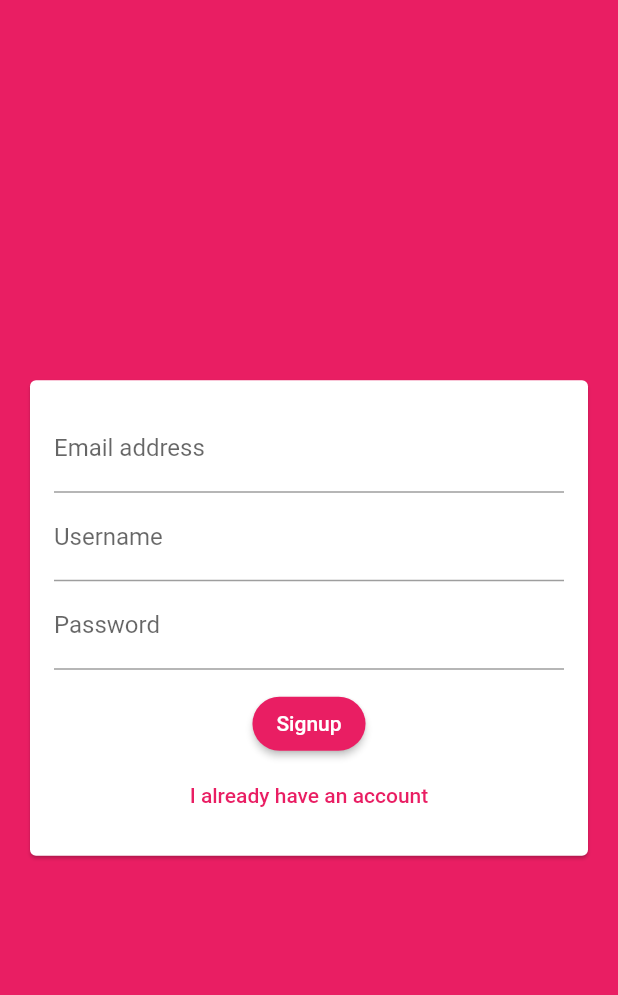
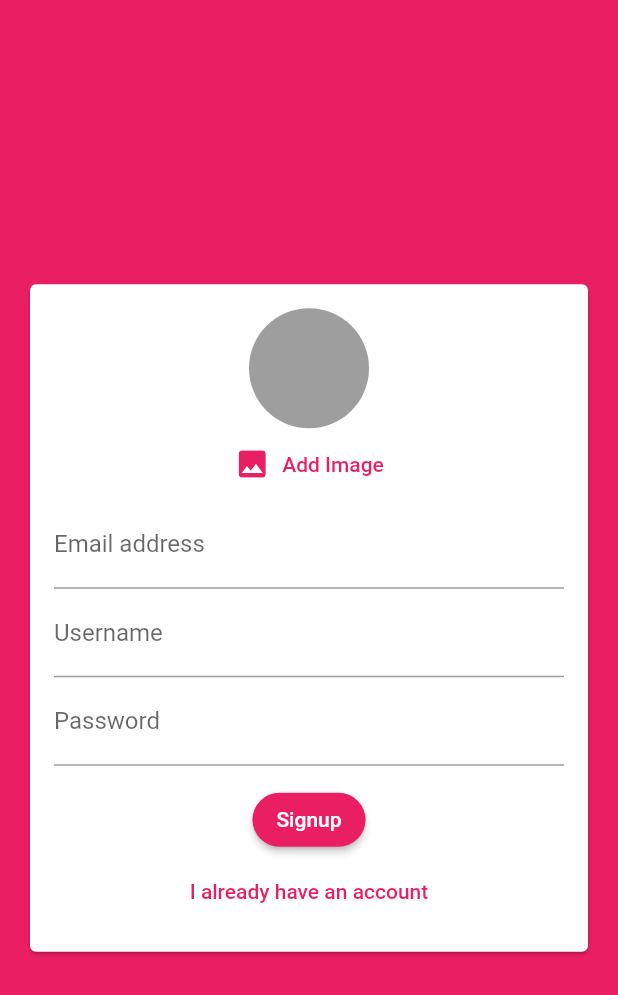
Before and after one commit to gopigoppu/learn_flutter, a Flutter app: the screen it shows after launch, on a phone screen of 412 x 824 dp. Shown: the top 995 px of the screen. Run offline on Flutter 3.47's test engine with Material 2 defaults, Android fonts, the light colour scheme and no system bars; our stand-ins replace cloud_firestore, firebase_auth, firebase_core, geolocator, google_maps_flutter, image_picker and 2 more; accounts and stored records are empty.

Commit message:
signup userimage picker add

```diff
--- a/lib/chat/widgets/auth/auth_form.dart
+++ b/lib/chat/widgets/auth/auth_form.dart
@@ -1,4 +1,6 @@
 import 'package:flutter/material.dart';
+import 'package:image_picker/image_picker.dart';
+import 'package:learn_udemy/chat/widgets/pickers/user_image_picker.dart';
 
 class AuthForm extends StatefulWidget {
   final void Function(
@@ -54,6 +56,7 @@ class _AuthFormState extends State<AuthForm> {
               child: Column(
                 mainAxisSize: MainAxisSize.min,
                 children: [
+                  if (!_isLogin) UserImagePicker(),
                   TextFormField(
                     key: ValueKey('email'),
                     validator: (value) {
--- a/lib/chat/widgets/chat/messages.dart
+++ b/lib/chat/widgets/chat/messages.dart
@@ -38,10 +38,11 @@ class Messages extends StatelessWidget {
                     // String chat = chatDocs;
                     // print("$chat['text'], $chat['userId']");
                     // return Text('as');
-                    print(chatDocs[index].id);
+                    // print(chatDocs[index].id);
 
                     return MessageBubble(
                       chat['text'],
+                      chat['username'],
                       chat['userId'] == futureSnapshot.data!.uid,
                       key: ValueKey(chatDocs[index].id),
                     );
--- a/lib/chat/widgets/chat/new_message.dart
+++ b/lib/chat/widgets/chat/new_message.dart
@@ -16,10 +16,15 @@ class _NewMessageState extends State<NewMessage> {
   void _sendMessage() async {
     FocusScope.of(context).unfocus();
     final user = await FirebaseAuth.instance.currentUser;
+    final userData = await FirebaseFirestore.instance
+        .collection('users')
+        .doc(user!.uid)
+        .get();
     FirebaseFirestore.instance.collection('chat').add({
       'text': _enteredMessage,
       'createdAt': Timestamp.now(),
       'userId': user!.uid,
+      'username': userData['username']
     }).then((value) {});
     setState(() {
       _enteredMessage = '';
--- /dev/null
+++ b/lib/chat/widgets/pickers/user_image_picker.dart
@@ -0,0 +1,45 @@
+import 'dart:io';
+
+import 'package:flutter/material.dart';
+import 'package:image_picker/image_picker.dart';
+
+class UserImagePicker extends StatefulWidget {
+  const UserImagePicker({super.key});
+
+  @override
+  State<UserImagePicker> createState() => _UserImagePickerState();
+}
+
+class _UserImagePickerState extends State<UserImagePicker> {
+  File? _pickedImage;
+  void _pickImage() async {
+    final ImagePicker picker = ImagePicker();
+    final XFile? pickedImageFile =
+        await picker.pickImage(source: ImageSource.gallery, maxHeight: 600);
+    if (pickedImageFile == null) {
+      return;
+    }
+    setState(() {
+      _pickedImage = File(pickedImageFile.path);
+    });
+  }
+
+  @override
+  Widget build(BuildContext context) {
+    return Column(
+      children: [
+        CircleAvatar(
+          radius: 40,
+          backgroundColor: Colors.grey,
+          backgroundImage:
+              _pickedImage != null ? FileImage(_pickedImage as File) : null,
+        ),
+        TextButton.icon(
+          onPressed: _pickImage,
+          icon: Icon(Icons.image),
+          label: Text('Add Image'),
+        ),
+      ],
+    );
+  }
+}
```
Also changed, not shown: lib/chat/widgets/chat/message_bubble.dart (+45 -8 lines).
